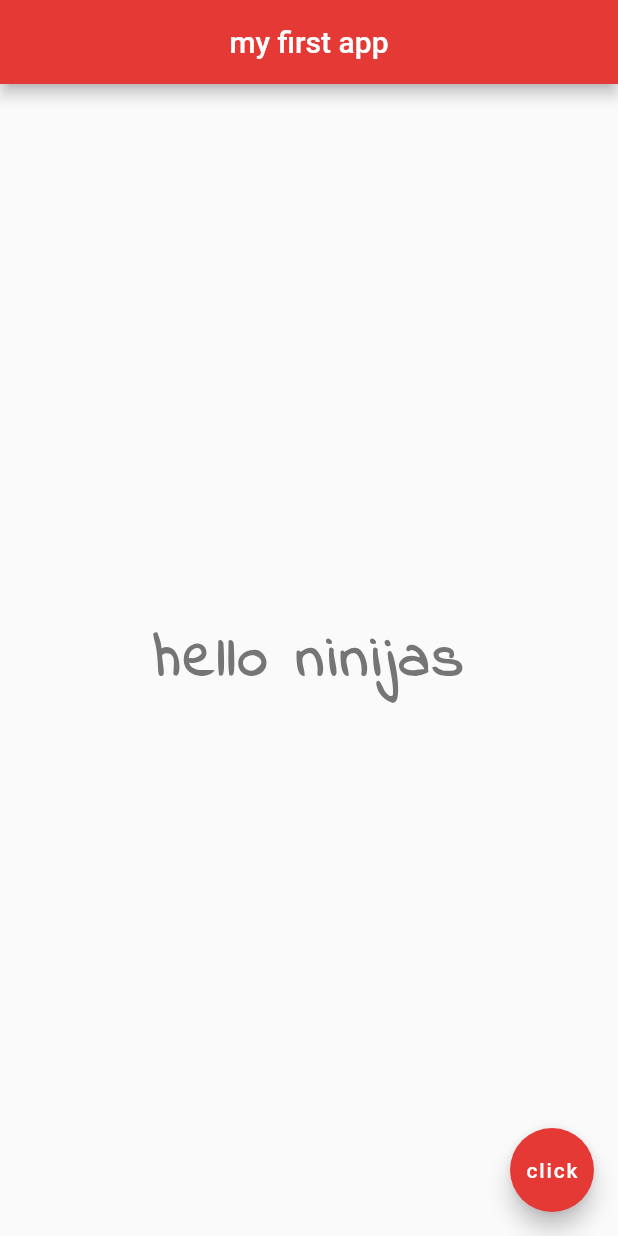
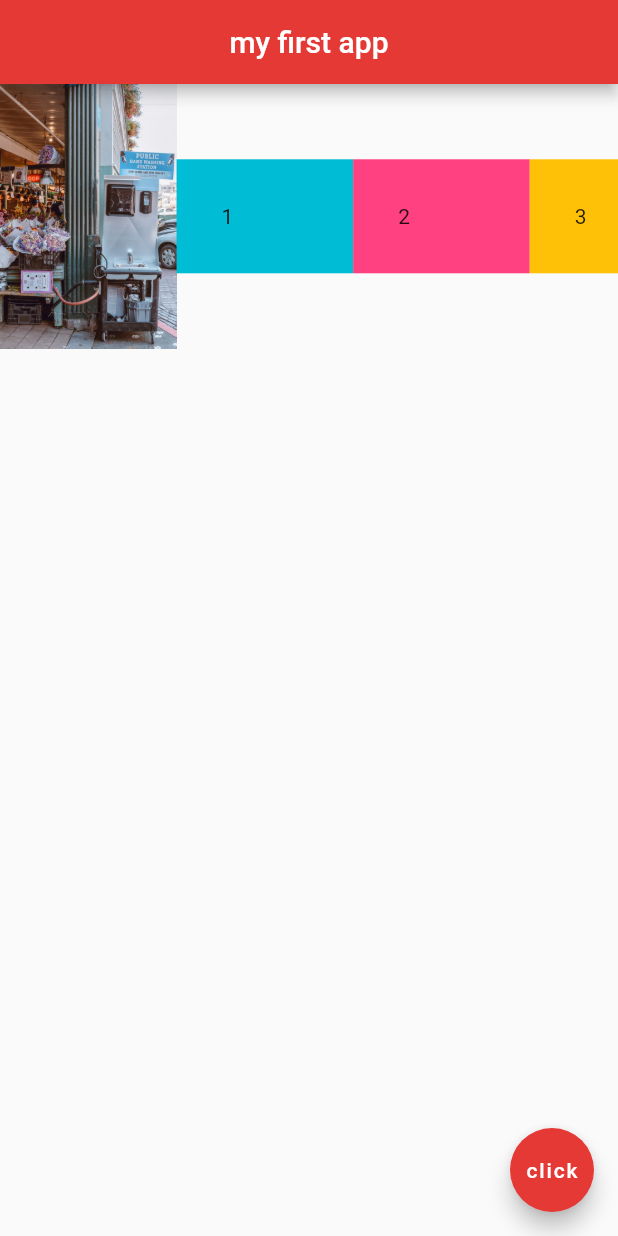
Before and after one commit to zif002/flutter, a Flutter app: the screen it shows after launch, on a phone screen of 412 x 824 dp. Run offline on Flutter 3.47's test engine with Material 2 defaults, Android fonts, the phone set to English and light mode, and no system bars.

Commit message:
added image and markup column

```diff
--- a/lib/main.dart
+++ b/lib/main.dart
@@ -1,10 +1,6 @@
 import 'package:flutter/material.dart';
 
-void main() => runApp(MaterialApp(
-    home: Home()
-));
-
-
+void main() => runApp(MaterialApp(home: Home()));
 
 class Home extends StatelessWidget {
   @override
@@ -15,17 +11,36 @@ class Home extends StatelessWidget {
         centerTitle: true,
         backgroundColor: Colors.red[600],
       ),
-      body: Center(
-        child: Text(
-          'hello ninijas',
-          style: TextStyle(
-            fontSize: 40.0,
-            fontWeight: FontWeight.bold,
-            letterSpacing: 2.0,
-            color: Colors.grey[600],
-            fontFamily: 'IndieFlower',
-          )
-        ),
+      body: Row(
+        children: <Widget>[
+          Expanded(
+            flex: 2,
+            child: Image.asset('assets/img/1.jpeg')),
+          Expanded(
+            flex: 2,
+            child: Container(
+              padding: EdgeInsets.all(30.0),
+              color: Colors.cyan,
+              child: Text('1'),
+            ),
+          ),
+          Expanded(
+            flex: 2,
+            child: Container(
+              padding: EdgeInsets.all(30.0),
+              color: Colors.pinkAccent,
+              child: Text('2'),
+            ),
+          ),
+          Expanded(
+            flex: 1,
+            child: Container(
+              padding: EdgeInsets.all(30.0),
+              color: Colors.amber,
+              child: Text('3'),
+            ),
+          ),
+        ],
       ),
       floatingActionButton: FloatingActionButton(
         onPressed: () {},
--- a/pubspec.yaml
+++ b/pubspec.yaml
@@ -45,9 +45,8 @@ flutter:
   uses-material-design: true
 
   # To add assets to your application, add an assets section, like this:
-  # assets:
-  #   - images/a_dot_burr.jpeg
-  #   - images/a_dot_ham.jpeg
+  assets:
+    - assets/img/
 
   # An image asset can refer to one or more resolution-specific "variants", see
   # https://flutter.dev/assets-and-images/#resolution-aware.
```
Also changed, not shown: assets/img/1.jpeg (added), assets/img/2.jpeg (added), assets/img/3.jpeg (added).
